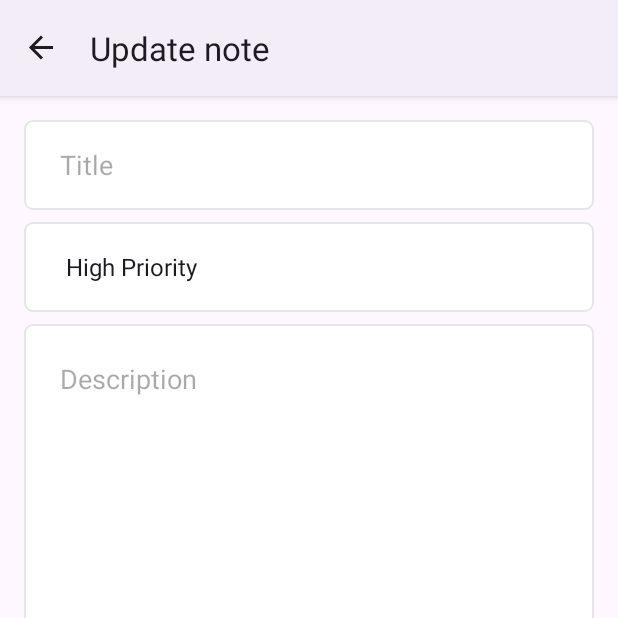
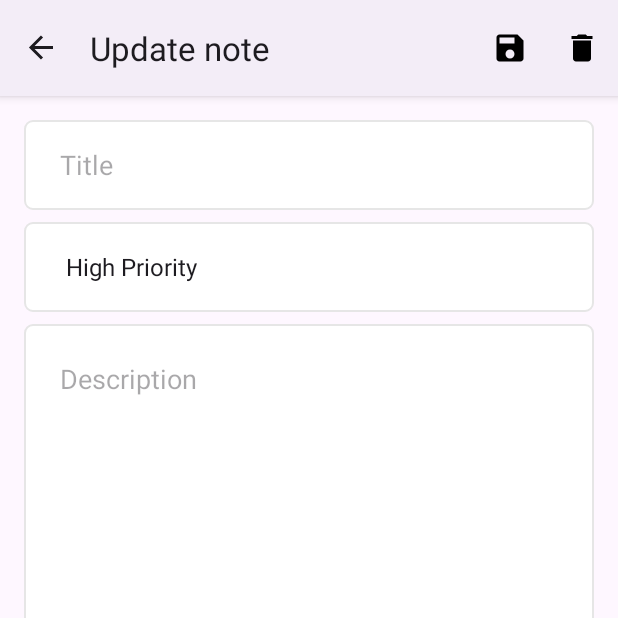
Before and after one commit to Bikcodeh/ToDoApp, an Android app: the UpdateFragment screen opened through its navigation route, on a phone screen of 412 x 824 dp, the top half of it. Run offline under Robolectric (Android 15) with nearby library versions, the phone set to English and light mode, and no system bars; our stand-ins replace navigation-ui.

Commit message:
crate menu for update fragment

```diff
--- a/app/build.gradle
+++ b/app/build.gradle
@@ -11,7 +11,7 @@ android {
 
     defaultConfig {
         applicationId "com.bikcodeh.todoapp"
-        minSdk 23
+        minSdk 26
         targetSdk 32
         versionCode 1
         versionName "1.0"
--- a/app/src/main/java/com/bikcodeh/todoapp/ui/fragments/update/UpdateFragment.kt
+++ b/app/src/main/java/com/bikcodeh/todoapp/ui/fragments/update/UpdateFragment.kt
@@ -1,10 +1,11 @@
 package com.bikcodeh.todoapp.ui.fragments.update
 
 import android.os.Bundle
+import android.view.*
 import androidx.fragment.app.Fragment
-import android.view.LayoutInflater
-import android.view.View
-import android.view.ViewGroup
+import androidx.core.view.MenuHost
+import androidx.core.view.MenuProvider
+import androidx.lifecycle.Lifecycle
 import com.bikcodeh.todoapp.R
 
 class UpdateFragment : Fragment() {
@@ -16,4 +17,19 @@ class UpdateFragment : Fragment() {
         return inflater.inflate(R.layout.fragment_update, container, false)
     }
 
+    override fun onViewCreated(view: View, savedInstanceState: Bundle?) {
+        super.onViewCreated(view, savedInstanceState)
+        val menuHost: MenuHost = requireActivity()
+
+        menuHost.addMenuProvider(object : MenuProvider {
+            override fun onCreateMenu(menu: Menu, menuInflater: MenuInflater) {
+                menuInflater.inflate(R.menu.update_fragment_menu, menu)
+            }
+
+            override fun onMenuItemSelected(menuItem: MenuItem): Boolean {
+                return true
+            }
+        }, viewLifecycleOwner, Lifecycle.State.RESUMED)
+    }
+
 }
--- /dev/null
+++ b/app/src/main/res/drawable/ic_delete.xml
@@ -0,0 +1,5 @@
+<vector android:height="24dp" android:tint="#000000"
+    android:viewportHeight="24" android:viewportWidth="24"
+    android:width="24dp" xmlns:android="http://schemas.android.com/apk/res/android">
+    <path android:fillColor="@android:color/white" android:pathData="M6,19c0,1.1 0.9,2 2,2h8c1.1,0 2,-0.9 2,-2V7H6v12zM19,4h-3.5l-1,-1h-5l-1,1H5v2h14V4z"/>
+</vector>
--- /dev/null
+++ b/app/src/main/res/drawable/ic_save.xml
@@ -0,0 +1,5 @@
+<vector android:height="24dp" android:tint="#000000"
+    android:viewportHeight="24" android:viewportWidth="24"
+    android:width="24dp" xmlns:android="http://schemas.android.com/apk/res/android">
+    <path android:fillColor="@android:color/white" android:pathData="M17,3L5,3c-1.11,0 -2,0.9 -2,2v14c0,1.1 0.89,2 2,2h14c1.1,0 2,-0.9 2,-2L21,7l-4,-4zM12,19c-1.66,0 -3,-1.34 -3,-3s1.34,-3 3,-3 3,1.34 3,3 -1.34,3 -3,3zM15,9L5,9L5,5h10v4z"/>
+</vector>
--- /dev/null
+++ b/app/src/main/res/menu/update_fragment_menu.xml
@@ -0,0 +1,18 @@
+<?xml version="1.0" encoding="utf-8"?>
+<menu xmlns:android="http://schemas.android.com/apk/res/android"
+    xmlns:app="http://schemas.android.com/apk/res-auto">
+    <item
+        android:id="@+id/menu_save"
+        android:icon="@drawable/ic_save"
+        android:iconTint="@color/white"
+        android:title="@string/update_note"
+        app:showAsAction="ifRoom" />
+
+    <item
+        android:id="@+id/menu_delete"
+        android:icon="@drawable/ic_delete"
+        android:iconTint="@color/white"
+        android:title="@string/delete_note"
+        app:showAsAction="ifRoom" />
+
+</menu>
--- a/app/src/main/res/values/strings.xml
+++ b/app/src/main/res/values/strings.xml
@@ -19,6 +19,8 @@
     <string name="priority_high">Priority High</string>
     <string name="priority_low">Priority Low</string>
     <string name="delete_all">Delete all</string>
+    <string name="update_note">Update</string>
+    <string name="delete_note">Delete</string>
 
     <string-array name="priorities">
         <item>High Priority</item>
```
